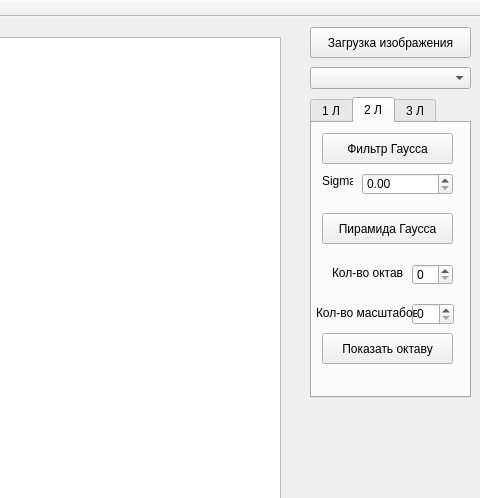
Old version of the form mainwindow.ui in the repository StenFox/Image; both pictures show x 520 to 1000 and y 0 to 498 of the 1000 by 800 pixel window.
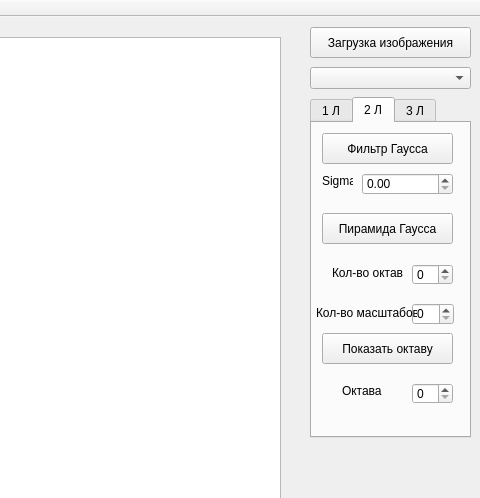
New version of the form.

Diff of the .ui file:
```diff
--- a/mainwindow.ui
+++ b/mainwindow.ui
@@ -79,7 +79,7 @@
       <x>830</x>
       <y>80</y>
       <width>161</width>
-      <height>301</height>
+      <height>341</height>
      </rect>
     </property>
     <property name="currentIndex">
@@ -218,6 +218,29 @@
        <string>Показать октаву</string>
       </property>
      </widget>
+     <widget class="QLabel" name="label_5">
+      <property name="geometry">
+       <rect>
+        <x>30</x>
+        <y>260</y>
+        <width>41</width>
+        <height>16</height>
+       </rect>
+      </property>
+      <property name="text">
+       <string>Октава</string>
+      </property>
+     </widget>
+     <widget class="QSpinBox" name="octaves">
+      <property name="geometry">
+       <rect>
+        <x>100</x>
+        <y>260</y>
+        <width>41</width>
+        <height>21</height>
+       </rect>
+      </property>
+     </widget>
     </widget>
     <widget class="QWidget" name="lab3">
      <attribute name="title">
```
Left out of the diff: 4 changed lines with no effect on the pictures.
